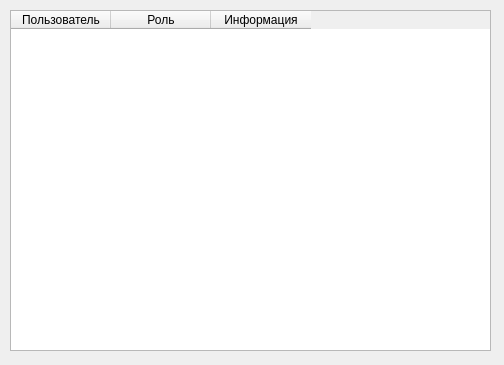
First picture: the form in Machine/infouser.ui, repository Pinkyuu/Machine-building-plant, before the edit.
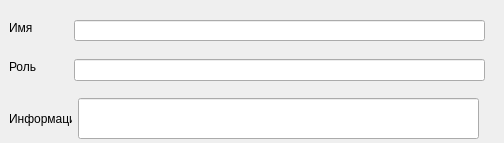
Second picture: the form after the edit.

```diff
--- a/Machine/infouser.ui
+++ b/Machine/infouser.ui
@@ -7,36 +7,80 @@
     <x>0</x>
     <y>0</y>
     <width>504</width>
-    <height>365</height>
+    <height>143</height>
    </rect>
   </property>
   <property name="windowTitle">
    <string>Dialog</string>
   </property>
-  <widget class="QTableWidget" name="tableWidget">
+  <widget class="QLabel" name="label">
    <property name="geometry">
     <rect>
-     <x>10</x>
-     <y>10</y>
-     <width>481</width>
-     <height>341</height>
+     <x>9</x>
+     <y>20</y>
+     <width>41</width>
+     <height>16</height>
     </rect>
    </property>
-   <column>
-    <property name="text">
-     <string>Пользователь</string>
-    </property>
-   </column>
-   <column>
-    <property name="text">
-     <string>Роль</string>
-    </property>
-   </column>
-   <column>
-    <property name="text">
-     <string>Информация</string>
-    </property>
-   </column>
+   <property name="text">
+    <string>Имя</string>
+   </property>
+  </widget>
+  <widget class="QLineEdit" name="lineEdit">
+   <property name="geometry">
+    <rect>
+     <x>74</x>
+     <y>20</y>
+     <width>411</width>
+     <height>21</height>
+    </rect>
+   </property>
+  </widget>
+  <widget class="QLineEdit" name="lineEdit_2">
+   <property name="geometry">
+    <rect>
+     <x>74</x>
+     <y>59</y>
+     <width>411</width>
+     <height>22</height>
+    </rect>
+   </property>
+  </widget>
+  <widget class="QLabel" name="label_2">
+   <property name="geometry">
+    <rect>
+     <x>9</x>
+     <y>59</y>
+     <width>41</width>
+     <height>16</height>
+    </rect>
+   </property>
+   <property name="text">
+    <string>Роль</string>
+   </property>
+  </widget>
+  <widget class="QLabel" name="label_3">
+   <property name="geometry">
+    <rect>
+     <x>9</x>
+     <y>98</y>
+     <width>63</width>
+     <height>41</height>
+    </rect>
+   </property>
+   <property name="text">
+    <string>Информация</string>
+   </property>
+  </widget>
+  <widget class="QLineEdit" name="lineEdit_3">
+   <property name="geometry">
+    <rect>
+     <x>78</x>
+     <y>98</y>
+     <width>401</width>
+     <height>41</height>
+    </rect>
+   </property>
   </widget>
  </widget>
  <resources/>
```
